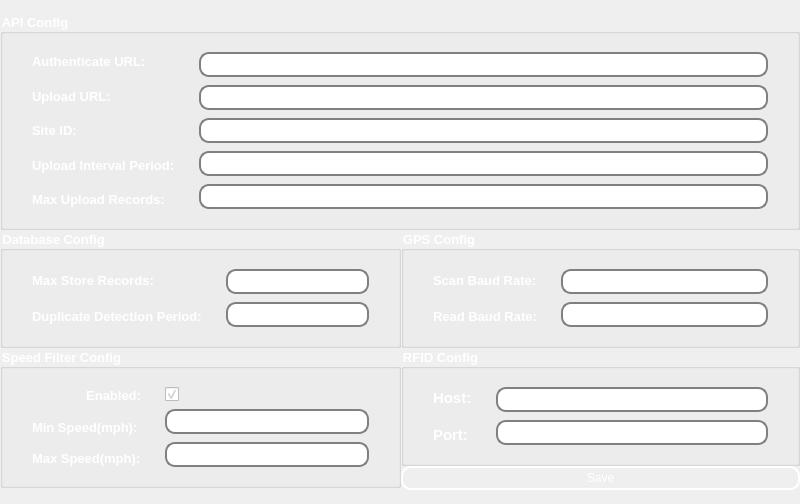
Qt form ui/screens/settings.ui (samissa730/NexusRFIDReader_Git) before a commit.
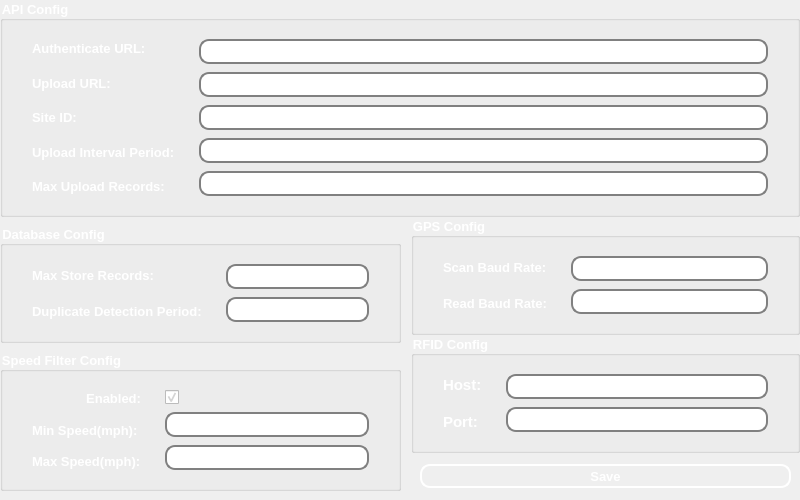
The same form after that commit. Icons and pictures are not drawn.

Commit message: Adjust UI dimensions and layout in main and settings screens for improved usability. Update button styles and add horizontal spacer for better alignment.

The edit to the form file:
```diff
--- a/ui/screens/settings.ui
+++ b/ui/screens/settings.ui
@@ -7,7 +7,7 @@
     <x>0</x>
     <y>0</y>
     <width>800</width>
-    <height>504</height>
+    <height>500</height>
    </rect>
   </property>
   <property name="minimumSize">
@@ -670,6 +670,22 @@
          </item>
         </layout>
        </item>
+       <item>
+        <spacer name="horizontalSpacer">
+         <property name="orientation">
+          <enum>Qt::Orientation::Horizontal</enum>
+         </property>
+         <property name="sizeType">
+          <enum>QSizePolicy::Policy::Minimum</enum>
+         </property>
+         <property name="sizeHint" stdset="0">
+          <size>
+           <width>10</width>
+           <height>20</height>
+          </size>
+         </property>
+        </spacer>
+       </item>
        <item>
         <layout class="QVBoxLayout" name="verticalLayout_9">
          <item>
@@ -987,15 +1003,18 @@
           </widget>
          </item>
          <item>
-          <widget class="QPushButton" name="btn_save">
-           <property name="maximumSize">
-            <size>
-             <width>1677215</width>
-             <height>16777215</height>
-            </size>
-           </property>
-           <property name="layoutDirection">
-            <enum>Qt::LayoutDirection::LeftToRight</enum>
+          <widget class="QWidget" name="widget_25" native="true">
+           <layout class="QVBoxLayout" name="verticalLayout_18">
+            <item>
+             <widget class="QPushButton" name="setting_save_btn">
+              <property name="font">
+               <font>
+                <pointsize>10</pointsize>
+                <bold>true</bold>
+               </font>
+              </property>
+              <property name="cursor">
+               <cursorShape>PointingHandCursor</cursorShape>
            </property>
            <property name="styleSheet">
             <string notr="true">QPushButton {
@@ -1003,7 +1022,7 @@
                                       stop:0 #222222, stop:1 #aaaaaa);
     border: 2px solid white;  
     border-radius: 10px;  
-    min-width: 60px;
+    min-width: 80px;
 	min-height: 20px;
 	color: white;
 } 
@@ -1019,6 +1038,9 @@
            <property name="text">
             <string>Save</string>
            </property>
+             </widget>
+            </item>
+           </layout>
           </widget>
          </item>
         </layout>
```
Lines whose indentation alone changed are shown as unchanged. The commit also changes 3 other files.
